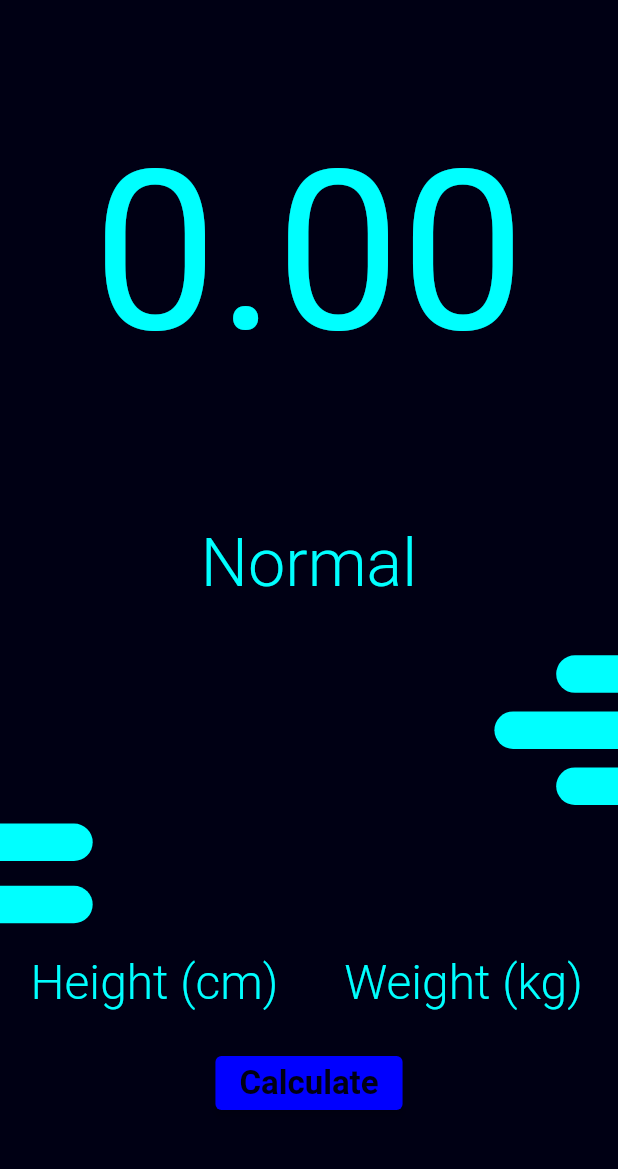
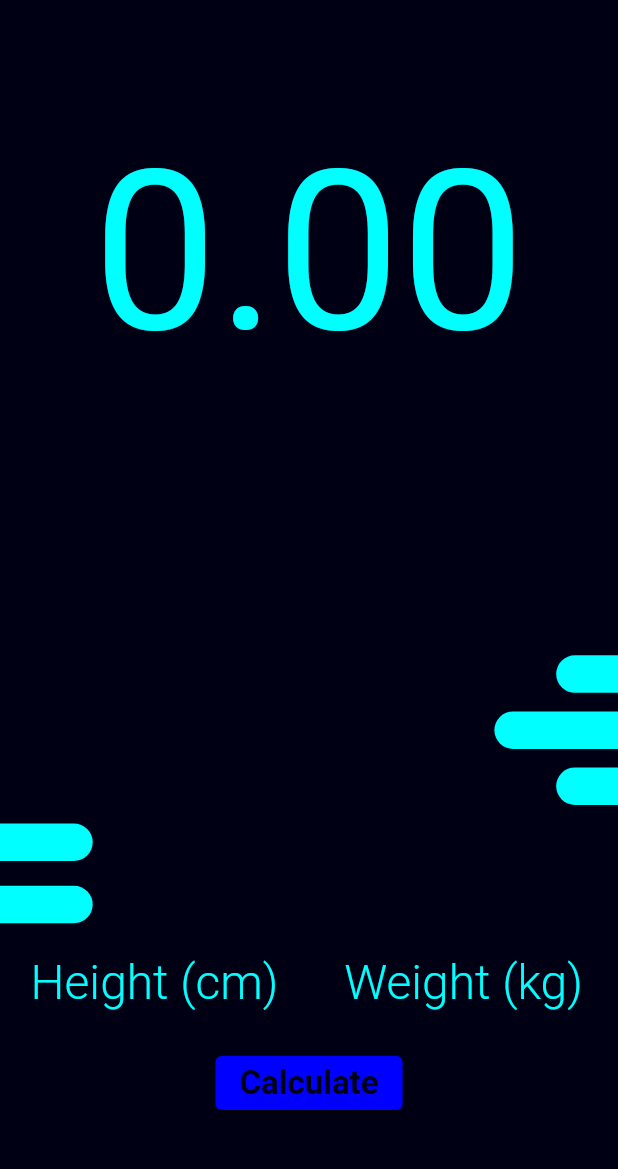
Before and after one commit to momcilovicluka/bmi-calculator, a Flutter app: the screen it shows after launch, on a phone screen of 412 x 824 dp, the part 59-1228 px from its top. Run offline on Flutter 3.47's test engine with Material 2 defaults, Android fonts, the light colour scheme and no system bars.

Commit message:
Change default text

```diff
--- a/lib/screens/home.dart
+++ b/lib/screens/home.dart
@@ -15,7 +15,7 @@ class _HomeScreenState extends State<HomeScreen> {
   final TextEditingController _heightController = TextEditingController();
   final TextEditingController _weightController = TextEditingController();
   double _bmiResult = 0;
-  String _bmiResultText = 'Normal';
+  String _bmiResultText = '';
 
   @override
   Widget build(BuildContext context) {
```
